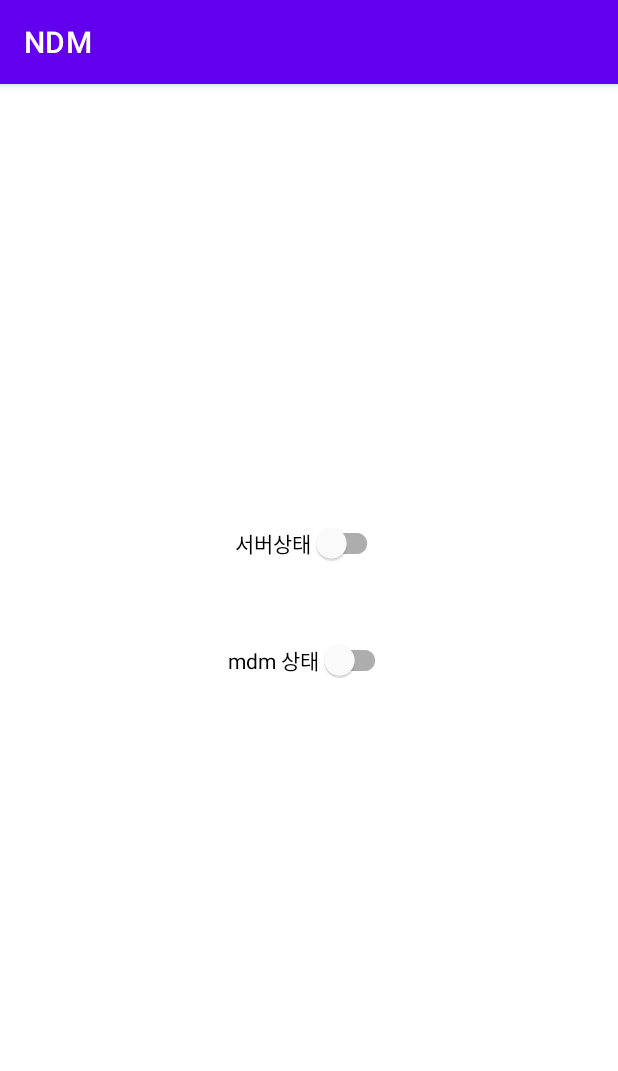
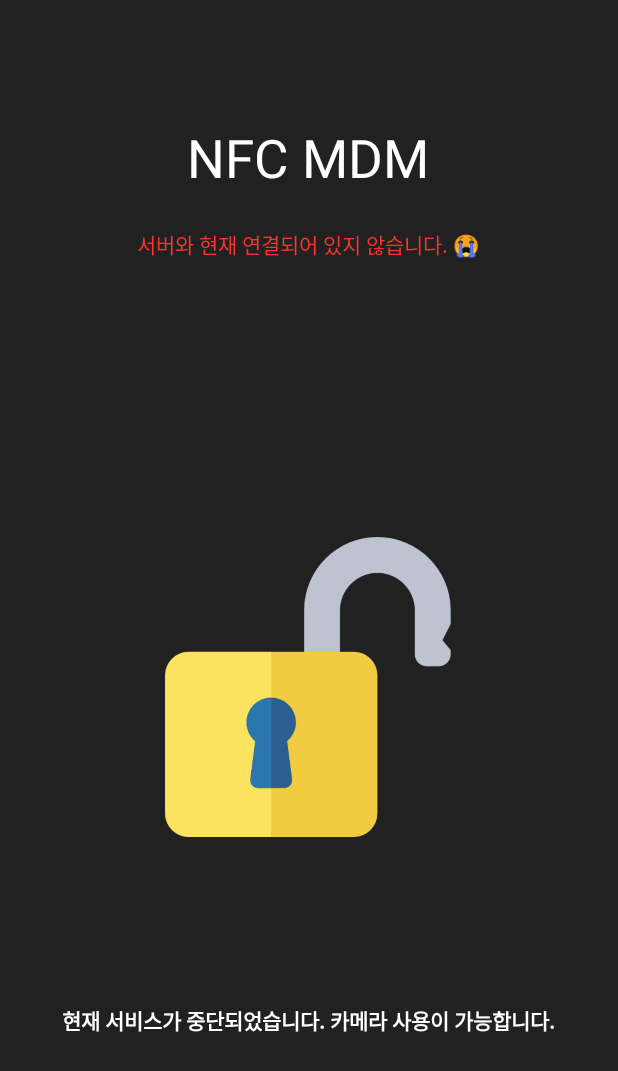
Before and after one commit to choi-hyeseong/NfcBasedMdm, an Android app: the screen it shows after launch (MainActivity), on a phone screen of 412 x 824 dp. Shown: the top 1071 px of the screen. Run offline under Robolectric (Android 15) with nearby library versions, the phone set to English and light mode, and no system bars; 5 statements that could not run were skipped.

Commit message:
디자인 + 콜백 최적화

```diff
--- a/app/src/main/java/com/comet/nfcbasedmdm/MainActivity.kt
+++ b/app/src/main/java/com/comet/nfcbasedmdm/MainActivity.kt
@@ -7,6 +7,7 @@ import android.widget.Toast
 import androidx.activity.result.ActivityResultLauncher
 import androidx.activity.result.contract.ActivityResultContracts
 import androidx.appcompat.app.AppCompatActivity
+import androidx.core.content.ContextCompat
 import androidx.fragment.app.Fragment
 import com.comet.nfcbasedmdm.callback.ActivityCallback
 
@@ -20,6 +21,7 @@ class MainActivity : AppCompatActivity(), ActivityCallback {
     override fun onCreate(savedInstanceState : Bundle?) {
         super.onCreate(savedInstanceState)
         setContentView(R.layout.activity_main)
+        supportActionBar?.hide() //액션바 숨기기
         val intent = Intent(this, MdmService::class.java)
         if (!MdmService.isRunning)
             startForegroundService(intent)
@@ -89,4 +91,16 @@ class MainActivity : AppCompatActivity(), ActivityCallback {
     override fun getServerStatus() : Boolean {
         return service.isServerConnected()
     }
+
+    override fun getMdmStatus() : Boolean {
+        return service.isMDMExecuted()
+    }
+
+    override fun getContextString(resource : Int) : String {
+        return getString(resource)
+    }
+
+    override fun getContextColor(resource : Int) : Int {
+        return ContextCompat.getColor(this, resource)
+    }
 }
--- a/app/src/main/java/com/comet/nfcbasedmdm/MainFragment.kt
+++ b/app/src/main/java/com/comet/nfcbasedmdm/MainFragment.kt
@@ -5,19 +5,21 @@ import android.content.Context
 import android.content.Intent
 import android.content.IntentFilter
 import android.os.Bundle
+import android.util.Log
 import android.view.LayoutInflater
 import android.view.View
 import android.view.ViewGroup
-import android.widget.Switch
+import android.widget.ImageView
+import android.widget.TextView
 import androidx.fragment.app.Fragment
 import com.comet.nfcbasedmdm.callback.ActivityCallback
-import com.google.android.material.switchmaterial.SwitchMaterial
 
 class MainFragment : Fragment() {
 
     private var callback : ActivityCallback? = null
-    private lateinit var switch : SwitchMaterial
-    private lateinit var serverSwitch : SwitchMaterial
+    private lateinit var serverText : TextView
+    private lateinit var ndmText : TextView
+    private lateinit var lockImage : ImageView
 
     override fun onAttach(context: Context) {
         super.onAttach(context)
@@ -35,11 +37,14 @@ class MainFragment : Fragment() {
         savedInstanceState: Bundle?
     ): View? {
         val view = inflater.inflate(R.layout.fragment_main, container, false)
-        switch = view.findViewById(R.id.switch1)
-        serverSwitch = view.findViewById<SwitchMaterial?>(R.id.serverstat).apply { callback?.let { isChecked = it.getServerStatus() }}
+        serverText = view.findViewById(R.id.serverStat)
+        ndmText = view.findViewById(R.id.ndmText)
+        lockImage = view.findViewById(R.id.lockImage)
         val filter = IntentFilter()
         filter.addAction(NDM_CHANGE)
         filter.addAction(NDM_SERVER_CHANGE)
+        changeServerStatus(callback?.getServerStatus()!!)
+        changeMdmStatus(callback?.getMdmStatus()!!)
         callback?.registerActivityReceiver(NdmReceiver(), filter)
         return view
     }
@@ -48,11 +53,35 @@ class MainFragment : Fragment() {
         override fun onReceive(context: Context?, intent: Intent?) {
             intent?.let {
                 if (intent.action == NDM_CHANGE)
-                    switch.isChecked = intent.getBooleanExtra("status", false)
+                    changeMdmStatus(intent.getBooleanExtra("status", false))
                 else if (intent.action == NDM_SERVER_CHANGE)
-                    serverSwitch.isChecked = intent.getBooleanExtra("status", false)
+                    changeServerStatus(intent.getBooleanExtra("status", false))
             }
         }
+    }
 
+    private fun changeServerStatus(status : Boolean) {
+        if (status) {
+            //connected
+            serverText.text = callback?.getContextString(R.string.ndm_server_connected)
+            serverText.setTextColor(callback?.getContextColor(R.color.primaryNotifyColor)!!)
+        }
+        else {
+            serverText.text = callback?.getContextString(R.string.ndm_server_not_connected)
+            serverText.setTextColor(callback?.getContextColor(R.color.primaryAlertColor)!!)
+        }
+    }
+
+    private fun changeMdmStatus(status : Boolean) {
+        if (status) {
+            ndmText.text = callback?.getContextString(R.string.ndm_executed)
+            serverText.setTextColor(callback?.getContextColor(R.color.primaryNotifyColor)!!)
+            lockImage.setImageResource(R.drawable.lockmain)
+        }
+        else {
+            ndmText.text = callback?.getContextString(R.string.ndm_not_executed)
+            serverText.setTextColor(callback?.getContextColor(R.color.primaryAlertColor)!!)
+            lockImage.setImageResource(R.drawable.unlock)
+        }
     }
 }
--- a/app/src/main/java/com/comet/nfcbasedmdm/MdmService.kt
+++ b/app/src/main/java/com/comet/nfcbasedmdm/MdmService.kt
@@ -19,7 +19,6 @@ import com.comet.nfcbasedmdm.model.MDMData
 import com.comet.nfcbasedmdm.model.WebSocketMessage
 import com.comet.nfcbasedmdm.util.EncryptUtil.Companion.AESDecrypt
 import com.comet.nfcbasedmdm.util.EncryptUtil.Companion.RSAEncrypt
-import com.comet.nfcbasedmdm.util.StringUtil
 import com.fasterxml.jackson.databind.ObjectMapper
 import okhttp3.OkHttpClient
 import okhttp3.Request
@@ -129,6 +128,7 @@ class MdmService : Service() {
 
     private fun disableCamera(status : Boolean) {
         policy.setCameraDisabled(receiver, status)
+        //policy.setUninstallBlocked(receiver, packageName, status) <- profile owner 설정필요
     }
 
     fun isAdminActivated() : Boolean {
@@ -170,6 +170,10 @@ class MdmService : Service() {
         if (!uuid.isNullOrEmpty() && !auth.isNullOrEmpty() && !delete.isNullOrEmpty() && !ip.isNullOrEmpty())
             mdmData = MDMData(UUID.fromString(uuid), delete, auth, ip)
 
+    }
+
+    fun isMDMExecuted() : Boolean {
+        return policy.getCameraDisabled(receiver)
     }
 
     fun isServerConnected() : Boolean {
@@ -241,7 +245,7 @@ class MdmService : Service() {
                                     WebSocketMessage.Status.RESPONSE,
                                     RSAEncrypt(
                                         "$auth|${System.currentTimeMillis()}|${
-                                            policy.getCameraDisabled(receiver)
+                                            isMDMExecuted()
                                         }", encryptKey
                                     )
                                 )
--- a/app/src/main/java/com/comet/nfcbasedmdm/RegisterFragment.kt
+++ b/app/src/main/java/com/comet/nfcbasedmdm/RegisterFragment.kt
@@ -54,7 +54,7 @@ class RegisterFragment : Fragment() {
     ) : View? {
         val view = inflater.inflate(R.layout.register_layout, container, false)
         val editText = view.findViewById<EditText>(R.id.server)
-        imageView = view.findViewById<ImageView>(R.id.loading)
+        imageView = view.findViewById(R.id.loading)
         Glide.with(this).load(R.drawable.loading).into(imageView)
         view.findViewById<Button>(R.id.submit).apply {
             setOnClickListener {
--- a/app/src/main/java/com/comet/nfcbasedmdm/callback/ActivityCallback.kt
+++ b/app/src/main/java/com/comet/nfcbasedmdm/callback/ActivityCallback.kt
@@ -15,4 +15,10 @@ interface ActivityCallback {
     fun runOnMainThread(r : Runnable)
 
     fun getServerStatus() : Boolean
+
+    fun getMdmStatus() : Boolean
+
+    fun getContextString(resource : Int) : String
+
+    fun getContextColor(resource : Int) : Int
 }
--- a/app/src/main/res/layout/fragment_main.xml
+++ b/app/src/main/res/layout/fragment_main.xml
@@ -2,30 +2,79 @@
 <androidx.constraintlayout.widget.ConstraintLayout xmlns:android="http://schemas.android.com/apk/res/android"
     xmlns:app="http://schemas.android.com/apk/res-auto"
     xmlns:tools="http://schemas.android.com/tools"
+    android:background="@color/primaryColor"
     android:layout_width="match_parent"
     android:layout_height="match_parent">
 
-    <com.google.android.material.switchmaterial.SwitchMaterial
-        android:id="@+id/switch1"
+    <TextView
+        android:id="@+id/main"
         android:layout_width="wrap_content"
         android:layout_height="wrap_content"
-        android:minHeight="48dp"
-        android:text="mdm 상태"
+        android:text="@string/ndm_main"
+        android:textColor="@color/primaryTextColor"
+        android:textSize="35sp"
         app:layout_constraintBottom_toBottomOf="parent"
         app:layout_constraintEnd_toEndOf="parent"
+        app:layout_constraintHeight_percent="0.1"
+        app:layout_constraintHorizontal_bias="0.498"
         app:layout_constraintStart_toStartOf="parent"
-        app:layout_constraintTop_toTopOf="parent" />
+        app:layout_constraintTop_toTopOf="@+id/guideline6"
+        app:layout_constraintVertical_bias="0.054" />
 
-    <com.google.android.material.switchmaterial.SwitchMaterial
-        android:id="@+id/serverstat"
+    <TextView
+        android:id="@+id/serverStat"
         android:layout_width="wrap_content"
         android:layout_height="wrap_content"
-        android:minHeight="48dp"
-        android:text="서버상태"
+        android:layout_marginTop="24dp"
+        android:textSize="14sp"
+        android:textColor="@color/primaryTextColor"
+        android:text="@string/ndm_server_not_connected"
+        app:layout_constraintBottom_toTopOf="@+id/guideline7"
+        app:layout_constraintEnd_toEndOf="parent"
+        app:layout_constraintHorizontal_bias="0.497"
+        app:layout_constraintStart_toStartOf="parent"
+        app:layout_constraintTop_toBottomOf="@+id/main"
+        app:layout_constraintVertical_bias="0.0" />
+
+    <androidx.constraintlayout.widget.Guideline
+        android:id="@+id/guideline6"
+        android:layout_width="wrap_content"
+        android:layout_height="wrap_content"
+        android:orientation="horizontal"
+        app:layout_constraintGuide_percent="0.05" />
+
+    <androidx.constraintlayout.widget.Guideline
+        android:id="@+id/guideline7"
+        android:layout_width="wrap_content"
+        android:layout_height="wrap_content"
+        android:orientation="horizontal"
+        app:layout_constraintGuide_percent="0.25" />
+
+    <ImageView
+        android:id="@+id/lockImage"
+        android:layout_width="200dp"
+        android:layout_height="200dp"
         app:layout_constraintBottom_toBottomOf="parent"
         app:layout_constraintEnd_toEndOf="parent"
-        app:layout_constraintHorizontal_bias="0.501"
+        app:layout_constraintHorizontal_bias="0.497"
         app:layout_constraintStart_toStartOf="parent"
         app:layout_constraintTop_toTopOf="parent"
-        app:layout_constraintVertical_bias="0.392" />
+        app:layout_constraintVertical_bias="0.574"
+        app:srcCompat="@drawable/unlock" />
+
+    <TextView
+        android:id="@+id/ndmText"
+        android:layout_width="wrap_content"
+        android:layout_height="wrap_content"
+        android:text="@string/ndm_not_executed"
+        android:textColor="@color/primaryTextColor"
+        android:textSize="14sp"
+        android:textStyle="bold"
+        app:layout_constraintBottom_toBottomOf="parent"
+        app:layout_constraintEnd_toEndOf="parent"
+        app:layout_constraintHorizontal_bias="0.493"
+        app:layout_constraintStart_toStartOf="parent"
+        app:layout_constraintTop_toBottomOf="@+id/lockImage"
+        app:layout_constraintVertical_bias="0.454" />
+
 </androidx.constraintlayout.widget.ConstraintLayout>
--- a/app/src/main/res/layout/register_layout.xml
+++ b/app/src/main/res/layout/register_layout.xml
@@ -11,7 +11,6 @@
         android:layout_height="wrap_content"
         android:text="@string/app_register"
         android:textSize="35sp"
-        android:textColor="@color/black"
         app:layout_constraintBottom_toTopOf="@+id/server"
         app:layout_constraintEnd_toEndOf="parent"
         app:layout_constraintStart_toStartOf="parent"
@@ -36,7 +35,6 @@
         android:layout_width="wrap_content"
         android:layout_height="wrap_content"
         android:text="Button"
-        android:background="@color/black"
         app:layout_constraintBottom_toBottomOf="parent"
         app:layout_constraintEnd_toEndOf="parent"
         app:layout_constraintStart_toStartOf="parent"
--- a/app/src/main/res/values-night/themes.xml
+++ b/app/src/main/res/values-night/themes.xml
@@ -2,13 +2,13 @@
     <!-- Base application theme. -->
     <style name="Theme.NfcBasedMdm" parent="Theme.MaterialComponents.DayNight.DarkActionBar">
         <!-- Primary brand color. -->
-        <item name="colorPrimary">@color/purple_200</item>
-        <item name="colorPrimaryVariant">@color/purple_700</item>
-        <item name="colorOnPrimary">@color/black</item>
+        <item name="colorPrimary">@color/primaryColor</item>
+        <item name="colorPrimaryVariant">@color/primaryLightColor</item>
+        <item name="colorOnPrimary">#FFFFFF</item>
         <!-- Secondary brand color. -->
-        <item name="colorSecondary">@color/teal_200</item>
-        <item name="colorSecondaryVariant">@color/teal_200</item>
-        <item name="colorOnSecondary">@color/black</item>
+        <item name="colorSecondary">@color/secondaryColor</item>
+        <item name="colorSecondaryVariant">@color/secondaryLightColor</item>
+        <item name="colorOnSecondary">@color/primaryTextColor</item>
         <!-- Status bar color. -->
         <item name="android:statusBarColor">?attr/colorPrimaryVariant</item>
         <!-- Customize your theme here. -->
--- a/app/src/main/res/values/colors.xml
+++ b/app/src/main/res/values/colors.xml
@@ -1,10 +1,13 @@
-<?xml version="1.0" encoding="utf-8"?>
+<!--?xml version="1.0" encoding="UTF-8"?-->
 <resources>
-    <color name="purple_200">#FFBB86FC</color>
-    <color name="purple_500">#FF6200EE</color>
-    <color name="purple_700">#FF3700B3</color>
-    <color name="teal_200">#FF03DAC5</color>
-    <color name="teal_700">#FF018786</color>
-    <color name="black">#FF000000</color>
-    <color name="white">#FFFFFFFF</color>
+  <color name="primaryColor">#212121</color>
+  <color name="primaryLightColor">#484848</color>
+  <color name="primaryDarkColor">#000000</color>
+  <color name="secondaryColor">#424242</color>
+  <color name="secondaryLightColor">#6d6d6d</color>
+  <color name="secondaryDarkColor">#1b1b1b</color>
+  <color name="primaryTextColor">#ffffff</color>
+  <color name="secondaryTextColor">#ffffff</color>
+  <color name="primaryAlertColor">#FF3131</color>
+  <color name="primaryNotifyColor">#32CD32</color>
 </resources>
--- a/app/src/main/res/values/strings.xml
+++ b/app/src/main/res/values/strings.xml
@@ -1,9 +1,14 @@
 <resources>
     <string name="app_name">NDM</string>
     <string name="channel_content">MDM 서비스가 실행중입니다.</string>
-    <string name="app_register">NDM Service</string>
+    <string name="app_register">NDM Register</string>
     <string name="register_http">http://</string>
     <string name="wait_response">현재 서버로 요청이 전송중입니다. 잠시후 다시 시도해주세요.</string>
     <string name="response_error">서버와 연결중 오류가 발생했습니다. 로그를 참조해주세요.</string>
     <string name="admin_error_text">관리자 권한이 허용되어야 정상적인 실행이 가능합니다.</string>
+    <string name="ndm_main">NFC MDM</string>
+    <string name="ndm_server_not_connected">서버와 현재 연결되어 있지 않습니다. 😭</string>
+    <string name="ndm_server_connected">서버와 현재 연결되어 있습니다. 😊</string>
+    <string name="ndm_executed">현재 서비스가 실행중입니다. 카메라 사용이 제한됩니다.</string>
+    <string name="ndm_not_executed">현재 서비스가 중단되었습니다. 카메라 사용이 가능합니다.</string>
 </resources>
--- a/app/src/main/res/values/themes.xml
+++ b/app/src/main/res/values/themes.xml
@@ -2,13 +2,13 @@
     <!-- Base application theme. -->
     <style name="Theme.NfcBasedMdm" parent="Theme.MaterialComponents.DayNight.DarkActionBar">
         <!-- Primary brand color. -->
-        <item name="colorPrimary">@color/purple_500</item>
-        <item name="colorPrimaryVariant">@color/purple_700</item>
-        <item name="colorOnPrimary">@color/white</item>
+        <item name="colorPrimary">@color/primaryColor</item>
+        <item name="colorPrimaryVariant">@color/primaryLightColor</item>
+        <item name="colorOnPrimary">#FFFFFF</item>
         <!-- Secondary brand color. -->
-        <item name="colorSecondary">@color/teal_200</item>
-        <item name="colorSecondaryVariant">@color/teal_700</item>
-        <item name="colorOnSecondary">@color/black</item>
+        <item name="colorSecondary">@color/secondaryColor</item>
+        <item name="colorSecondaryVariant">@color/secondaryLightColor</item>
+        <item name="colorOnSecondary">@color/primaryTextColor</item>
         <!-- Status bar color. -->
         <item name="android:statusBarColor">?attr/colorPrimaryVariant</item>
         <!-- Customize your theme here. -->
```
Also changed, not shown: app/src/main/res/drawable/lockmain.png (added), app/src/main/res/drawable/unlock.png (added).
